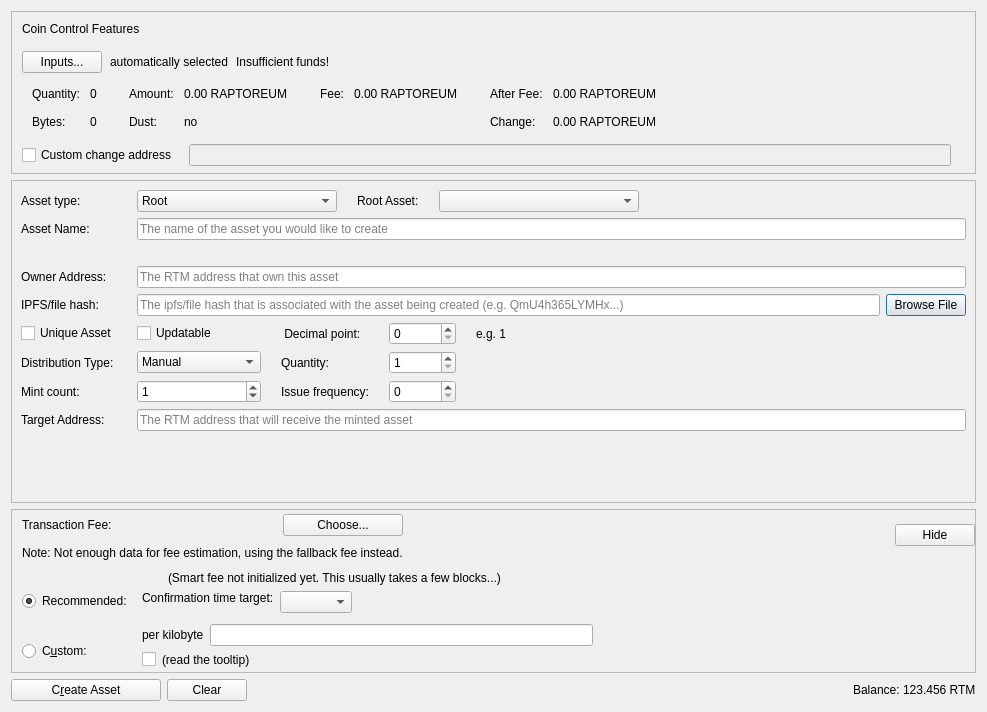
Qt form src/qt/forms/createassetsdialog.ui (stabner/HashmonkeyCoin) before a commit.
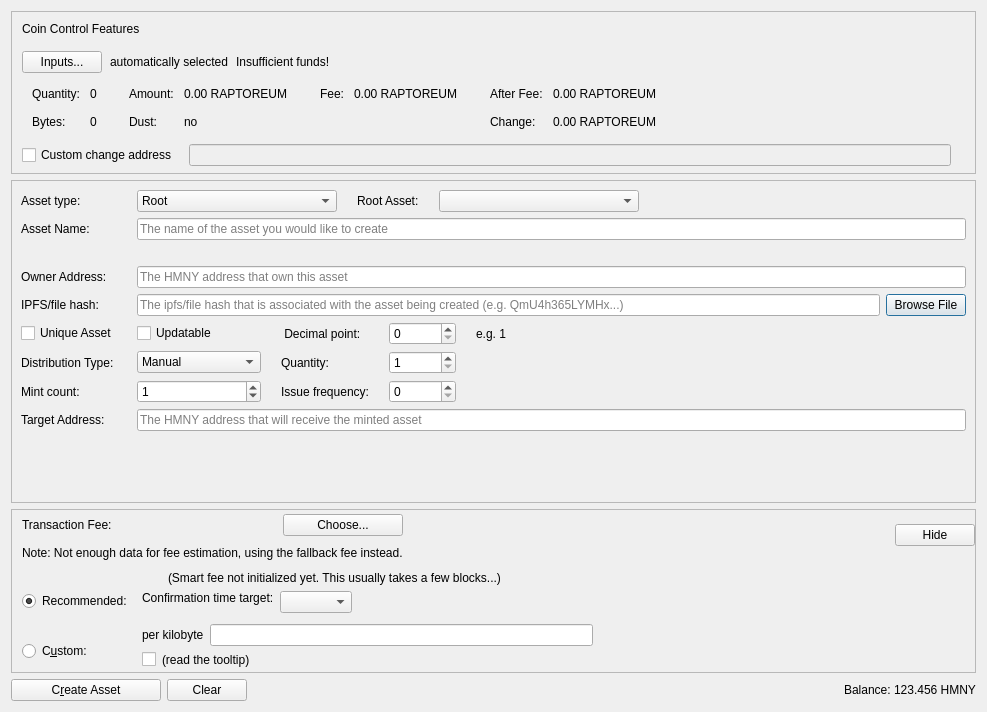
The same form after that commit. Custom widgets are drawn as their Qt base class.

Commit message: Replace RTM/tRTM currency units with HMNY/tHMNY branding

```diff
--- a/src/qt/forms/createassetsdialog.ui
+++ b/src/qt/forms/createassetsdialog.ui
@@ -599,7 +599,7 @@
                <string>&lt;html&gt;&lt;head/&gt;&lt;body&gt;&lt;p&gt;The RTM address that will receive the minted asset&lt;/p&gt;&lt;/body&gt;&lt;/html&gt;</string>
               </property>
               <property name="placeholderText">
-               <string>The RTM address that will receive the minted asset</string>
+               <string>The HMNY address that will receive the minted asset</string>
               </property>
              </widget>
             </item>
@@ -667,7 +667,7 @@
                <string/>
               </property>
               <property name="placeholderText">
-               <string>The RTM address that own this asset</string>
+               <string>The HMNY address that own this asset</string>
               </property>
              </widget>
             </item>
@@ -1530,7 +1530,7 @@
           <enum>Qt::LeftToRight</enum>
          </property>
          <property name="text">
-          <string>123.456 RTM</string>
+          <string>123.456 HMNY</string>
          </property>
          <property name="textInteractionFlags">
           <set>Qt::LinksAccessibleByMouse|Qt::TextSelectableByKeyboard|Qt::TextSelectableByMouse</set>
```
Left out of the diff: 8 changed lines with no effect on the pictures. The commit also changes 10 other files.
